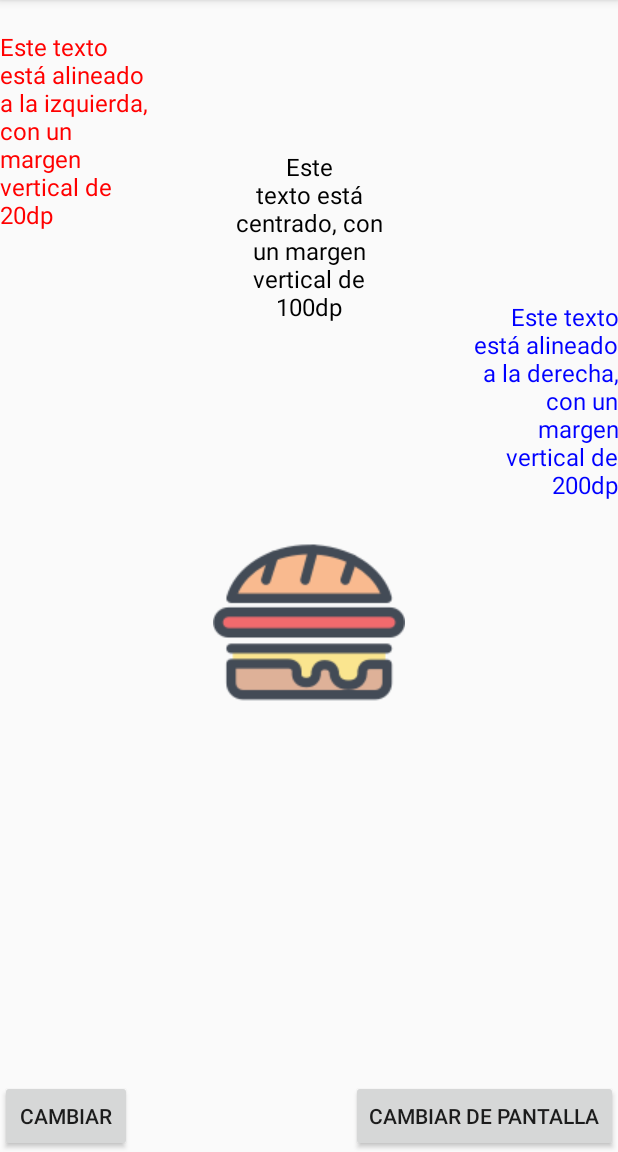
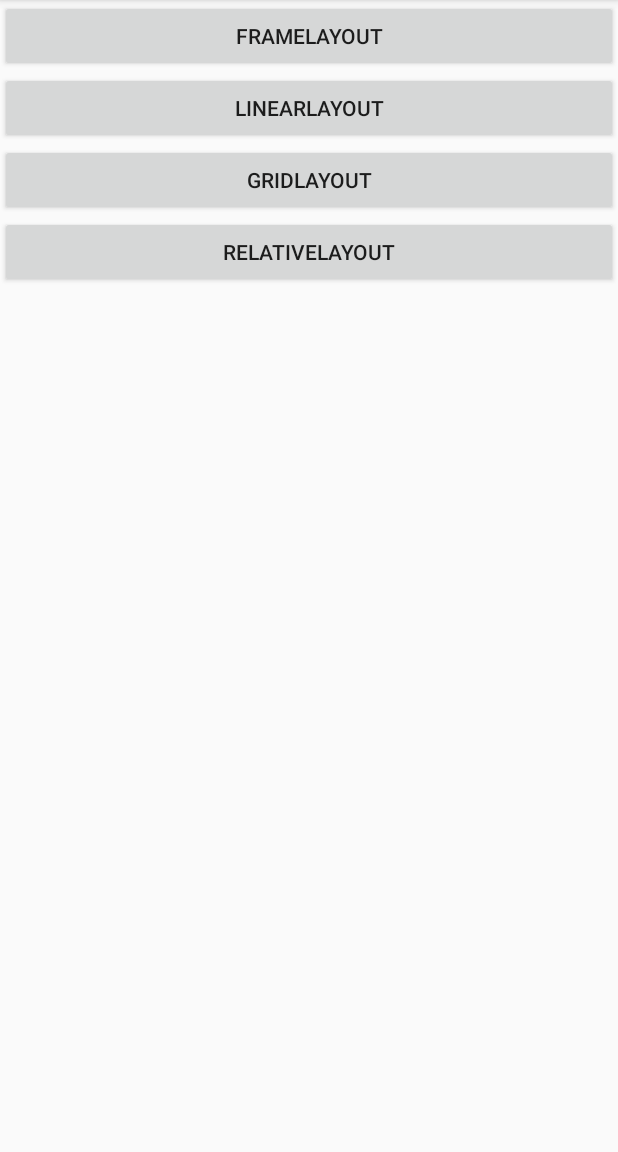
Before and after one commit to JuanAntonioRomero/introduccion-a-android, an Android app: the screen it shows after launch (MainActivity), on a phone screen of 412 x 824 dp, the part 84-1236 px from its top. Run offline under Robolectric (Android 15) with nearby library versions, the phone set to English and light mode, and no system bars.

Commit message:
Update for Layout types

```diff
--- a/app/src/main/AndroidManifest.xml
+++ b/app/src/main/AndroidManifest.xml
@@ -15,7 +15,10 @@
                 <category android:name="android.intent.category.LAUNCHER" />
             </intent-filter>
         </activity>
-        <activity android:name=".AnotherActivity"></activity>
+        <activity android:name=".layouts.FrameLayoutActivity"></activity>
+        <activity android:name=".layouts.LinearLayoutActivity"></activity>
+        <activity android:name=".layouts.GridLayoutActivity"></activity>
+        <activity android:name=".layouts.RelativeLayoutActivity"></activity>
     </application>
 
 </manifest>
--- a/app/src/main/java/com/example/everis/android/introduccionaandroid/MainActivity.java
+++ b/app/src/main/java/com/example/everis/android/introduccionaandroid/MainActivity.java
@@ -3,98 +3,56 @@ package com.example.everis.android.introduccionaandroid;
 import android.app.Activity;
 import android.content.Intent;
 import android.os.Bundle;
-import android.util.Log;
 import android.view.View;
 import android.widget.Button;
-import android.widget.ImageView;
-import android.widget.TextView;
 
-public class MainActivity extends Activity {
+import com.example.everis.android.introduccionaandroid.layouts.FrameLayoutActivity;
+import com.example.everis.android.introduccionaandroid.layouts.GridLayoutActivity;
+import com.example.everis.android.introduccionaandroid.layouts.LinearLayoutActivity;
+import com.example.everis.android.introduccionaandroid.layouts.RelativeLayoutActivity;
 
-    private static final String TAG = "MainActivity";
+public class MainActivity extends Activity implements View.OnClickListener {
 
-    private TextView mLeftTextView;
-    private TextView mCenterTextView;
-    private TextView mRightTextView;
-    private ImageView mImageView;
-    private Button mButton;
-    private Button mNextScreenButton;
+    private Button mFrameLayoutButton;
+    private Button mLinearLayoutButton;
+    private Button mGridLayoutButton;
+    private Button mRelativeLayoutButton;
 
-    /*
-    Este método se llama una sola vez por instancia, cada vez que se crea la pantalla.
-     */
     @Override
     protected void onCreate(Bundle savedInstanceState) {
         super.onCreate(savedInstanceState);
         setContentView(R.layout.activity_main);
-        Log.v(TAG, "onCreate");
 
-        mLeftTextView =findViewById(R.id.text_left);
-        mCenterTextView =findViewById(R.id.text_center);
-        mRightTextView =findViewById(R.id.text_right);
-        mImageView =findViewById(R.id.imageView);
-        mButton = findViewById(R.id.button);
-        mNextScreenButton= findViewById(R.id.button_nextScreen);
+        mFrameLayoutButton = findViewById(R.id.button_frameLayout);
+        mLinearLayoutButton = findViewById(R.id.button_linearLayout);
+        mGridLayoutButton = findViewById(R.id.button_gridLayout);
+        mRelativeLayoutButton = findViewById(R.id.button_relativeLayout);
 
-        mButton.setOnClickListener(new View.OnClickListener() {
-            @Override
-            public void onClick(View view) {
-                mCenterTextView.setText(R.string.text_center_alt);
-                mImageView.setImageResource(R.drawable.if_food_c240_2427880);
-            }
-        });
-
-        mNextScreenButton.setOnClickListener(new View.OnClickListener() {
-            @Override
-            public void onClick(View view) {
-                Intent intent = new Intent (MainActivity.this, AnotherActivity.class);
-                startActivity(intent);
-            }
-        });
+        mFrameLayoutButton.setOnClickListener(this);
+        mLinearLayoutButton.setOnClickListener(this);
+        mGridLayoutButton.setOnClickListener(this);
+        mRelativeLayoutButton.setOnClickListener(this);
     }
 
-    /*
-    Este método se llama cada vez que la pantalla se va a mostrar al usuario.
-     */
     @Override
-    protected void onStart() {
-        super.onStart();
-        Log.v(TAG, "onStart");
-    }
+    public void onClick(View view) {
+        Class targetClass = null;
 
-    /*
-    Este método se llama cada vez que la pantalla va a empezar a recibir interacción por parte del usuario.
-     */
-    @Override
-    protected void onResume() {
-        super.onResume();
-        Log.v(TAG, "onResume");
-    }
+        if (view == mFrameLayoutButton) {
+            targetClass = FrameLayoutActivity.class;
+        }
+        else if (view == mLinearLayoutButton) {
+            targetClass = LinearLayoutActivity.class;
+        }
+        else if (view == mGridLayoutButton) {
+            targetClass = GridLayoutActivity.class;
+        }
+        else if (view == mRelativeLayoutButton) {
+            targetClass = RelativeLayoutActivity.class;
+        }
 
-    /*
-    Este método se llama cada vez que la pantalla deja de estar visible.
-     */
-    @Override
-    protected void onPause() {
-        super.onPause();
-        Log.v(TAG, "onPause");
-    }
+        Intent intent = new Intent(this, targetClass);
+        startActivity(intent);
 
-    /*
-    Este método se llama cada vez que la instancia vuelve a iniciarse tras haberse llamado a onPause.
-     */
-    @Override
-    protected void onRestart() {
-        super.onRestart();
-        Log.v(TAG, "onRestart");
-    }
-
-    /*
-    Este método se llama una sola vez por instancia, cuando el sistema destruye la Activity. Puede no llamarse.
-     */
-    @Override
-    protected void onDestroy() {
-        super.onDestroy();
-        Log.v(TAG, "onDestroy");
     }
 }
--- a/app/src/main/res/layout/activity_main.xml
+++ b/app/src/main/res/layout/activity_main.xml
@@ -1,61 +1,35 @@
 <?xml version="1.0" encoding="utf-8"?>
-<FrameLayout xmlns:android="http://schemas.android.com/apk/res/android"
+<ScrollView xmlns:android="http://schemas.android.com/apk/res/android"
     android:layout_width="match_parent"
     android:layout_height="match_parent">
 
-    <TextView
-        android:id="@+id/text_left"
-        android:layout_width="@dimen/main_text_layout_width"
+    <LinearLayout
+        android:layout_width="match_parent"
         android:layout_height="wrap_content"
-        android:layout_gravity="left"
-        android:layout_marginTop="@dimen/main_text_left_marginTop"
-        android:gravity="left"
-        android:text="@string/text_left"
-        android:textColor="#f00"
-        android:textSize="@dimen/main_textSize" />
+        android:orientation="vertical">
 
-    <TextView
-        android:id="@+id/text_center"
-        android:layout_width="@dimen/main_text_layout_width"
-        android:layout_height="wrap_content"
-        android:layout_gravity="center_horizontal"
-        android:layout_marginTop="@dimen/main_text_center_marginTop"
-        android:gravity="center"
-        android:text="@string/text_center"
-        android:textColor="#000"
-        android:textSize="@dimen/main_textSize" />
+        <Button
+            android:id="@+id/button_frameLayout"
+            android:layout_width="match_parent"
+            android:layout_height="wrap_content"
+            android:text="FrameLayout" />
 
-    <TextView
-        android:id="@+id/text_right"
-        android:layout_width="@dimen/main_text_layout_width"
-        android:layout_height="wrap_content"
-        android:layout_gravity="right"
-        android:layout_marginTop="@dimen/main_text_right_marginTop"
-        android:gravity="right"
-        android:text="@string/text_right"
-        android:textColor="#00f"
-        android:textSize="@dimen/main_textSize" />
+        <Button
+            android:id="@+id/button_linearLayout"
+            android:layout_width="match_parent"
+            android:layout_height="wrap_content"
+            android:text="LinearLayout" />
 
-    <ImageView
-        android:id="@+id/imageView"
-        android:layout_width="wrap_content"
-        android:layout_height="wrap_content"
-        android:layout_gravity="center_horizontal"
-        android:layout_marginTop="@dimen/main_imageView_marginTop"
-        android:src="@drawable/if_food_c206_2427852" />
+        <Button
+            android:id="@+id/button_gridLayout"
+            android:layout_width="match_parent"
+            android:layout_height="wrap_content"
+            android:text="GridLayout" />
 
-    <Button
-        android:id="@+id/button"
-        android:layout_width="wrap_content"
-        android:layout_height="wrap_content"
-        android:layout_gravity="bottom|left"
-        android:text="@string/button_title" />
-
-    <Button
-        android:id="@+id/button_nextScreen"
-        android:layout_width="wrap_content"
-        android:layout_height="wrap_content"
-        android:layout_gravity="bottom|right"
-        android:text="@string/change_screen" />
-
-</FrameLayout>
+        <Button
+            android:id="@+id/button_relativeLayout"
+            android:layout_width="match_parent"
+            android:layout_height="wrap_content"
+            android:text="RelativeLayout" />
+    </LinearLayout>
+</ScrollView>
```
Also changed, not shown: app/src/main/java/com/example/everis/android/introduccionaandroid/AnotherActivity.java (deleted, +0 -13 lines), app/src/main/java/com/example/everis/android/introduccionaandroid/layouts/FrameLayoutActivity.java (added, +15 -0 lines), app/src/main/java/com/example/everis/android/introduccionaandroid/layouts/GridLayoutActivity.java (added, +19 -0 lines), app/src/main/java/com/example/everis/android/introduccionaandroid/layouts/LinearLayoutActivity.java (added, +19 -0 lines), app/src/main/java/com/example/everis/android/introduccionaandroid/layouts/RelativeLayoutActivity.java (added, +19 -0 lines), app/src/main/res/layout/activity_another.xml (deleted, +0 -14 lines), app/src/main/res/layout/activity_frame_layout.xml (added, +60 -0 lines), app/src/main/res/layout/activity_grid_layout.xml (added, +64 -0 lines), app/src/main/res/layout/activity_linear_layout.xml (added, +75 -0 lines), app/src/main/res/layout/activity_relative_layout.xml (added, +78 -0 lines), 1 other file.
